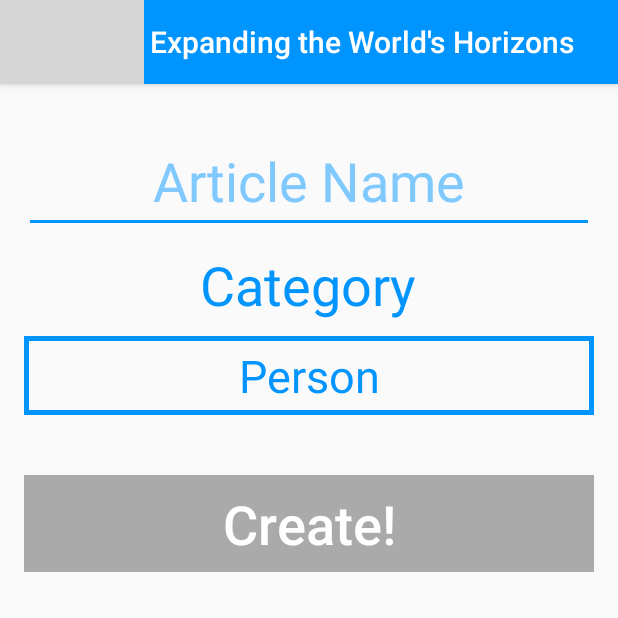
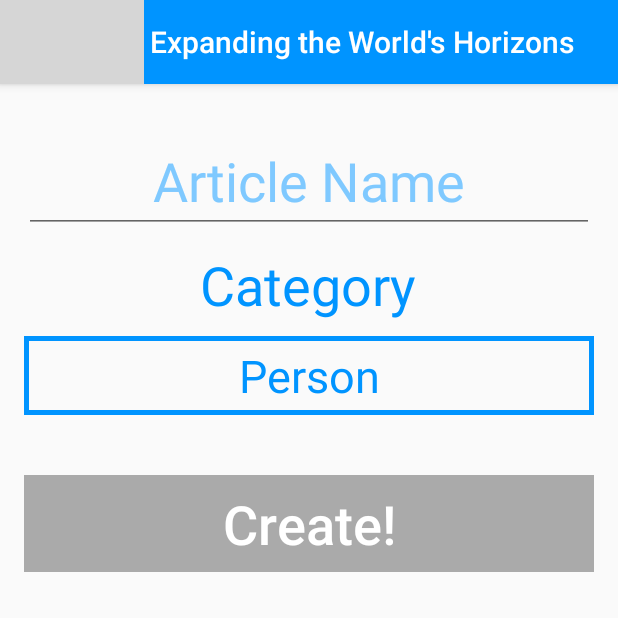
Before and after one commit to MarquisLP/World-Scribe, an Android app: the CreateArticleActivity screen opened directly, with no data from a screen before it, on a phone screen of 412 x 824 dp, the top half of it. Run offline under Robolectric (Android 15) with nearby library versions, the phone set to English and light mode, and no system bars; 1 statement that could not run was skipped; grey boxes are pictures that could not be loaded.

Commit message:
Disable auto-touch mode in CreateArticleActivity

```diff
--- a/app/src/main/res/layout/activity_create_article.xml
+++ b/app/src/main/res/layout/activity_create_article.xml
@@ -36,7 +36,8 @@
             android:orientation="vertical"
             tools:context=".activities.CreateArticleActivity"
             android:id="@+id/root"
-            android:gravity="center">
+            android:gravity="center"
+            android:focusableInTouchMode="true" >
 
             <EditText
                 android:layout_width="match_parent"
```
